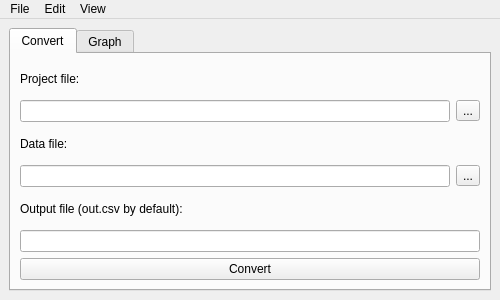
Above: gui/mainwindow.ui from OSUDSL/pydre before the change. Below: the same form after it.
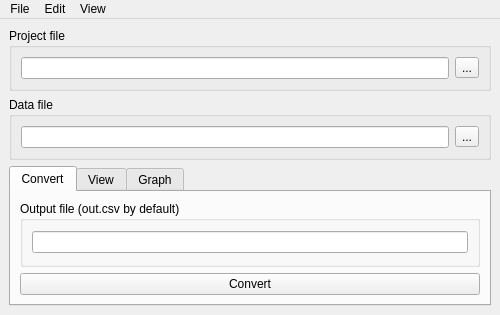
That is the form after the change.

Commit message: Modified design and added viewing options

```diff
--- a/gui/mainwindow.ui
+++ b/gui/mainwindow.ui
@@ -7,7 +7,7 @@
     <x>0</x>
     <y>0</y>
     <width>500</width>
-    <height>300</height>
+    <height>315</height>
    </rect>
   </property>
   <property name="minimumSize">
@@ -33,6 +33,44 @@
   </property>
   <widget class="QWidget" name="centralwidget">
    <layout class="QVBoxLayout" name="verticalLayout">
+    <item>
+     <widget class="QGroupBox" name="groupBox_2">
+      <property name="title">
+       <string>Project file</string>
+      </property>
+      <layout class="QHBoxLayout" name="horizontalLayout_3">
+       <item>
+        <widget class="QLineEdit" name="pfile_inp"/>
+       </item>
+       <item>
+        <widget class="QToolButton" name="pfile_btn">
+         <property name="text">
+          <string>...</string>
+         </property>
+        </widget>
+       </item>
+      </layout>
+     </widget>
+    </item>
+    <item>
+     <widget class="QGroupBox" name="groupBox_3">
+      <property name="title">
+       <string>Data file</string>
+      </property>
+      <layout class="QHBoxLayout" name="horizontalLayout">
+       <item>
+        <widget class="QLineEdit" name="dfile_inp"/>
+       </item>
+       <item>
+        <widget class="QToolButton" name="dfile_btn">
+         <property name="text">
+          <string>...</string>
+         </property>
+        </widget>
+       </item>
+      </layout>
+     </widget>
+    </item>
     <item>
      <widget class="QTabWidget" name="tabWidget">
       <property name="tabPosition">
@@ -50,60 +88,17 @@
        </attribute>
        <layout class="QVBoxLayout" name="verticalLayout_2">
         <item>
-         <widget class="QLabel" name="pfile_lbl">
-          <property name="styleSheet">
-           <string notr="true"/>
+         <widget class="QGroupBox" name="groupBox_4">
+          <property name="title">
+           <string>Output file (out.csv by default)</string>
           </property>
-          <property name="text">
-           <string>Project file:</string>
-          </property>
+          <layout class="QHBoxLayout" name="horizontalLayout_2">
+           <item>
+            <widget class="QLineEdit" name="ofile_inp"/>
+           </item>
+          </layout>
          </widget>
         </item>
-        <item>
-         <layout class="QHBoxLayout" name="horizontalLayout">
-          <item>
-           <widget class="QLineEdit" name="pfile_inp"/>
-          </item>
-          <item>
-           <widget class="QToolButton" name="pfile_btn">
-            <property name="text">
-             <string>...</string>
-            </property>
-           </widget>
-          </item>
-         </layout>
-        </item>
-        <item>
-         <widget class="QLabel" name="dfile_lbl">
-          <property name="text">
-           <string>Data file:</string>
-          </property>
-         </widget>
-        </item>
-        <item>
-         <layout class="QHBoxLayout" name="horizontalLayout_2">
-          <item>
-           <widget class="QLineEdit" name="dfile_inp"/>
-          </item>
-          <item>
-           <widget class="QToolButton" name="dfile_btn">
-            <property name="text">
-             <string>...</string>
-            </property>
-           </widget>
-          </item>
-         </layout>
-        </item>
-        <item>
-         <widget class="QLabel" name="ofile_lbl">
-          <property name="text">
-           <string>Output file (out.csv by default):</string>
-          </property>
-         </widget>
-        </item>
-        <item>
-         <widget class="QLineEdit" name="ofile_inp"/>
-        </item>
         <item>
          <widget class="QPushButton" name="convert_btn">
           <property name="text">
@@ -113,6 +108,48 @@
         </item>
        </layout>
       </widget>
+      <widget class="QWidget" name="tab">
+       <attribute name="title">
+        <string>View</string>
+       </attribute>
+       <layout class="QVBoxLayout" name="verticalLayout_3">
+        <item>
+         <widget class="QGroupBox" name="groupBox">
+          <property name="title">
+           <string>View mode</string>
+          </property>
+          <layout class="QHBoxLayout" name="horizontalLayout_4">
+           <item>
+            <widget class="QPushButton" name="pushButton_2">
+             <property name="minimumSize">
+              <size>
+               <width>0</width>
+               <height>50</height>
+              </size>
+             </property>
+             <property name="text">
+              <string>Table</string>
+             </property>
+            </widget>
+           </item>
+           <item>
+            <widget class="QPushButton" name="pushButton">
+             <property name="minimumSize">
+              <size>
+               <width>0</width>
+               <height>50</height>
+              </size>
+             </property>
+             <property name="text">
+              <string>Raw Data</string>
+             </property>
+            </widget>
+           </item>
+          </layout>
+         </widget>
+        </item>
+       </layout>
+      </widget>
       <widget class="QWidget" name="tab_4">
        <attribute name="title">
         <string>Graph</string>
```
The commit also changes 2 other files.
